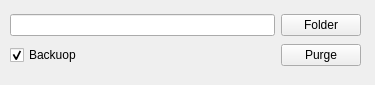
The window that src/mainGUI.ui (cakeller98/creo-file-utils) describes before a commit, drawn with Qt 5.
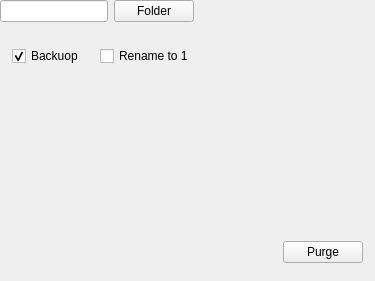
The same window after the commit.

Patch:
```diff
--- a/src/mainGUI.ui
+++ b/src/mainGUI.ui
@@ -7,7 +7,7 @@
     <x>0</x>
     <y>0</y>
     <width>375</width>
-    <height>85</height>
+    <height>281</height>
    </rect>
   </property>
   <property name="minimumSize">
@@ -19,41 +19,21 @@
   <property name="maximumSize">
    <size>
     <width>375</width>
-    <height>85</height>
+    <height>1000</height>
    </size>
   </property>
   <property name="windowTitle">
    <string>Purge Creo Files</string>
   </property>
-  <widget class="QWidget" name="layoutWidget">
+  <widget class="QWidget" name="">
    <property name="geometry">
     <rect>
-     <x>10</x>
-     <y>12</y>
-     <width>351</width>
-     <height>58</height>
+     <x>12</x>
+     <y>45</y>
+     <width>217</width>
+     <height>22</height>
     </rect>
    </property>
-   <layout class="QVBoxLayout" name="verticalLayout">
-    <item>
-     <layout class="QHBoxLayout" name="horizontalLayout">
-      <item>
-       <widget class="QLineEdit" name="edt_folder">
-        <property name="dragEnabled">
-         <bool>false</bool>
-        </property>
-       </widget>
-      </item>
-      <item>
-       <widget class="QPushButton" name="btn_folder">
-        <property name="text">
-         <string>Folder</string>
-        </property>
-       </widget>
-      </item>
-     </layout>
-    </item>
-    <item>
      <layout class="QHBoxLayout" name="horizontalLayout_2">
       <item>
        <widget class="QCheckBox" name="cb_backup">
@@ -70,6 +50,54 @@
         <property name="orientation">
          <enum>Qt::Horizontal</enum>
         </property>
+      <property name="sizeType">
+       <enum>QSizePolicy::Fixed</enum>
+      </property>
+      <property name="sizeHint" stdset="0">
+       <size>
+        <width>10</width>
+        <height>20</height>
+       </size>
+      </property>
+     </spacer>
+    </item>
+    <item>
+     <widget class="QCheckBox" name="checkBox">
+      <property name="text">
+       <string>Rename to 1</string>
+      </property>
+     </widget>
+    </item>
+    <item>
+     <spacer name="horizontalSpacer_3">
+      <property name="orientation">
+       <enum>Qt::Horizontal</enum>
+      </property>
+      <property name="sizeHint" stdset="0">
+       <size>
+        <width>40</width>
+        <height>20</height>
+       </size>
+      </property>
+     </spacer>
+    </item>
+   </layout>
+  </widget>
+  <widget class="QWidget" name="">
+   <property name="geometry">
+    <rect>
+     <x>240</x>
+     <y>240</y>
+     <width>123</width>
+     <height>25</height>
+    </rect>
+   </property>
+   <layout class="QHBoxLayout" name="horizontalLayout_3">
+    <item>
+     <spacer name="horizontalSpacer_2">
+      <property name="orientation">
+       <enum>Qt::Horizontal</enum>
+      </property>
         <property name="sizeHint" stdset="0">
          <size>
           <width>40</width>
@@ -86,6 +114,22 @@
        </widget>
       </item>
      </layout>
+  </widget>
+  <widget class="QWidget" name="">
+   <layout class="QHBoxLayout" name="horizontalLayout">
+    <item>
+     <widget class="QLineEdit" name="edt_folder">
+      <property name="dragEnabled">
+       <bool>false</bool>
+      </property>
+     </widget>
+    </item>
+    <item>
+     <widget class="QPushButton" name="btn_folder">
+      <property name="text">
+       <string>Folder</string>
+      </property>
+     </widget>
     </item>
    </layout>
   </widget>
```
Lines whose indentation alone changed are shown as unchanged.
